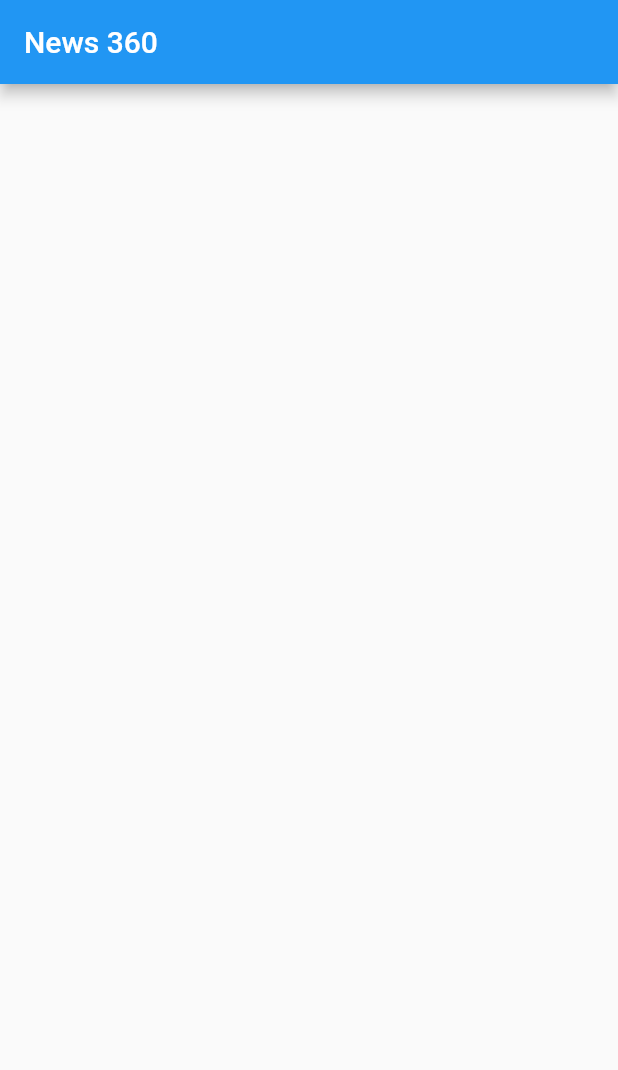
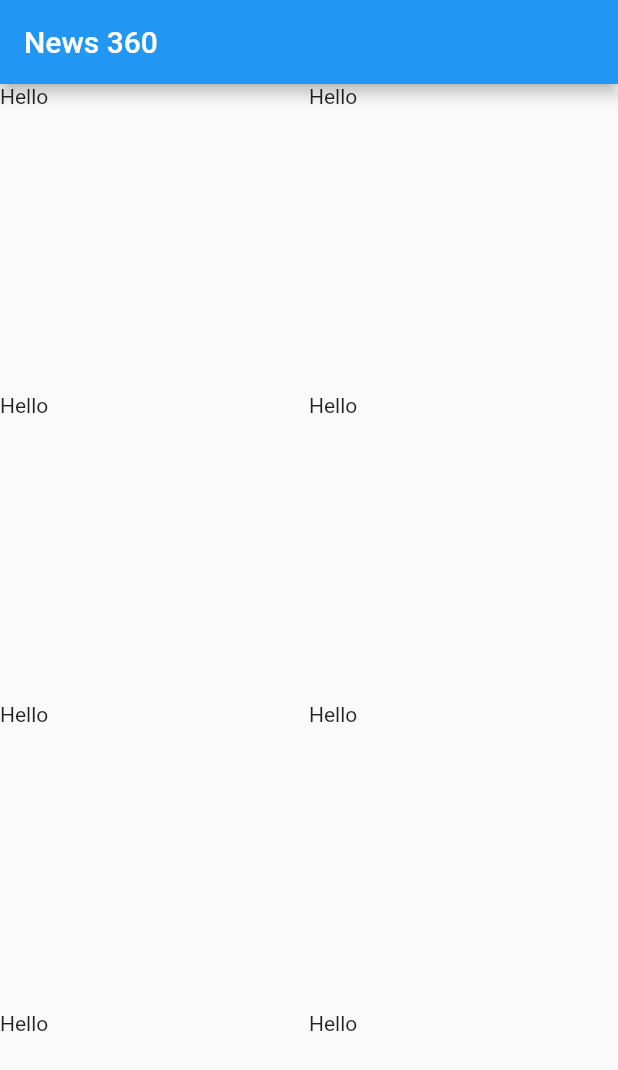
Before and after one commit to Shoaibhijazi/News-application-for-android-and-Ios, a Flutter app: the screen it shows after launch, on a phone screen of 412 x 824 dp. Shown: the top 1070 px of the screen. Run offline on Flutter 3.47's test engine with Material 2 defaults, Android fonts, the phone set to English and light mode, and no system bars.

Commit message:
Update main.dart

```diff
--- a/news_app_for_android_and_iphone_users/lib/main.dart
+++ b/news_app_for_android_and_iphone_users/lib/main.dart
@@ -53,6 +53,15 @@ class _HomePageState extends State<HomePage> {
       appBar: AppBar(
         title: const Text("News 360"),
       ),
+      body: GridView.builder(
+        itemCount: 10,
+        gridDelegate: const SliverGridDelegateWithFixedCrossAxisCount(
+          crossAxisCount: 2,
+        ), itemBuilder: (BuildContext context, int index) {
+          return Container(
+            child: Text("Hello"),
+          );
+         },),
     );
   }
 }
```
